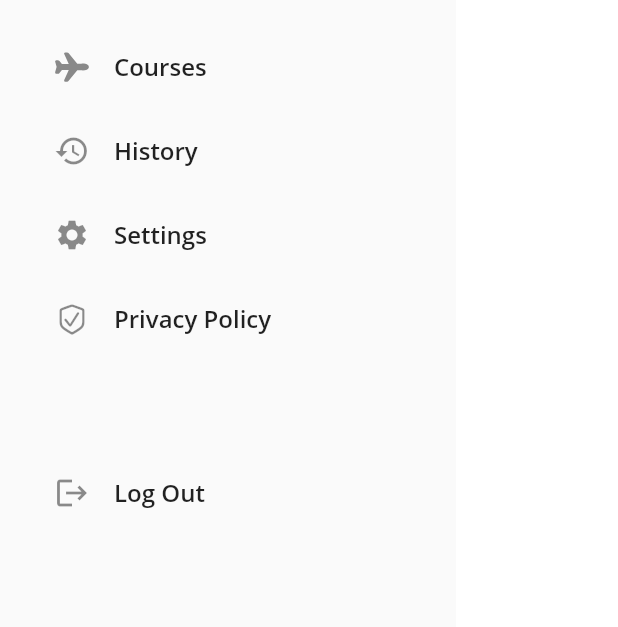
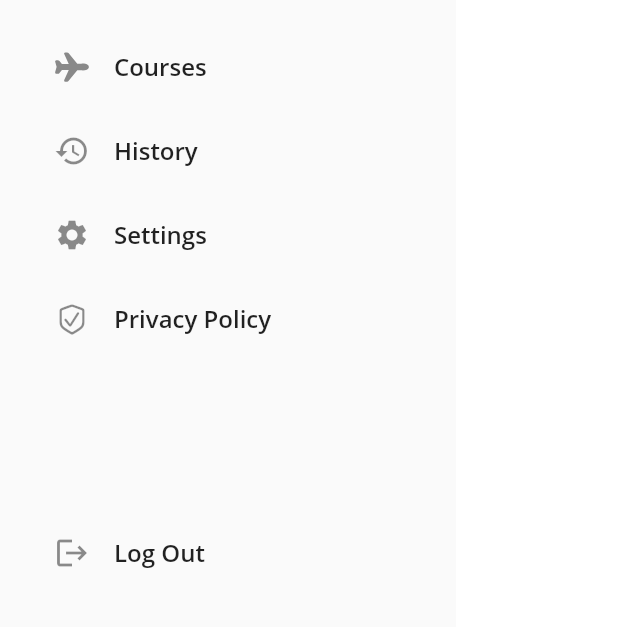
Before and after one commit to hexcodelabs/flight-schedule, a Flutter app: the DrawerWidget widget shown alone on an empty page, opened directly, on a phone screen of 412 x 824 dp, the part 482-1109 px from its top. Run offline on Flutter 3.47's test engine with Material 2 defaults, Android fonts, the phone set to English and light mode, and no system bars; our stand-ins replace flutter_svg, ionicons.

Commit message:
height changed in SizedBox

```diff
--- a/lib/drawer.dart
+++ b/lib/drawer.dart
@@ -52,7 +52,7 @@ class DrawerWidget extends StatelessWidget {
               DrawerTile(icon:Icons.settings,  title:'Settings'),
               DrawerTile(icon:CupertinoIcons.checkmark_shield,  title:'Privacy Policy'),
               SizedBox(
-                height: 60,
+                height: 100,
               ),
               DrawerTile(icon:Icons.logout,  title:'Log Out'),
             ],
```
